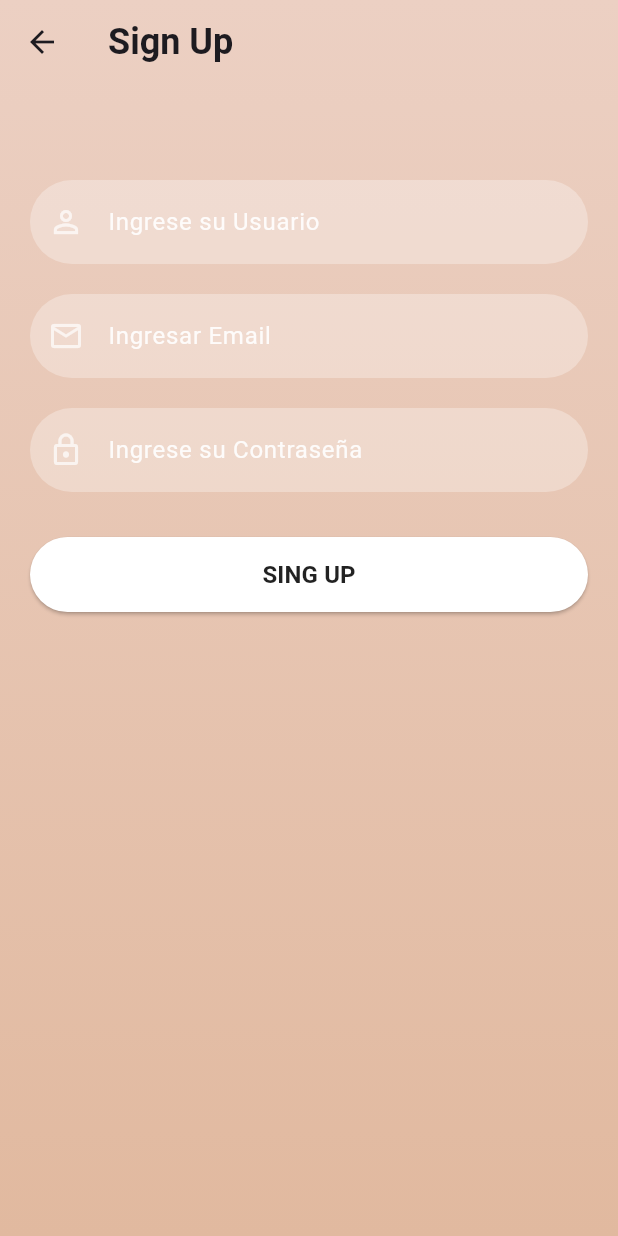
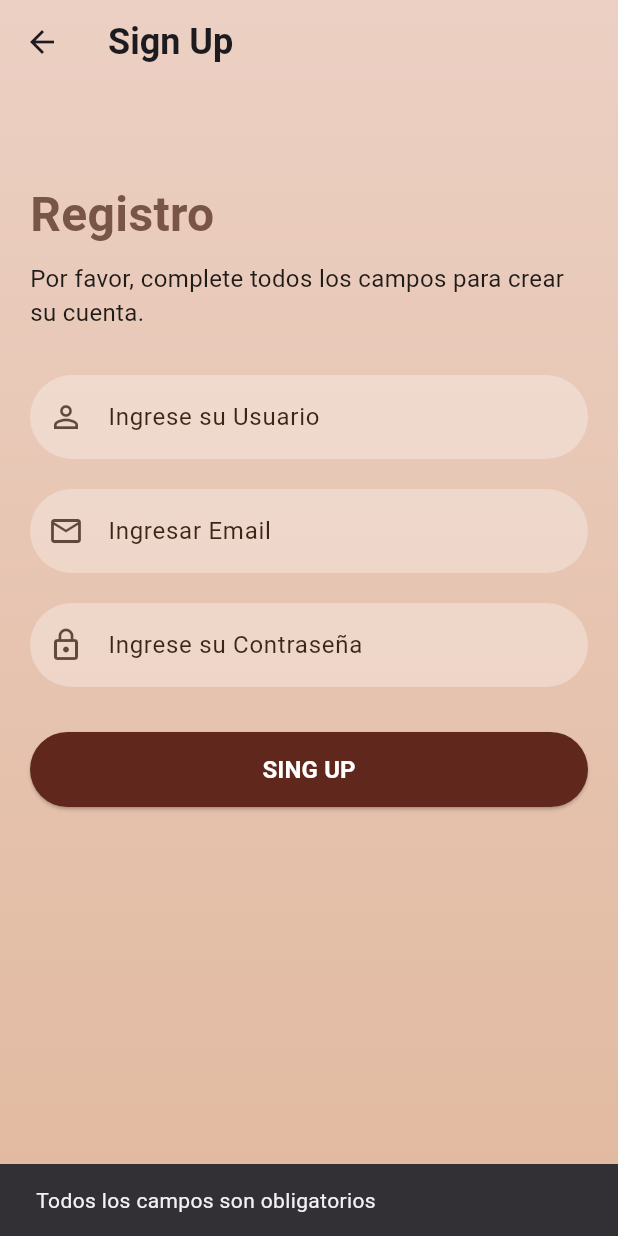
Before and after one commit to KevinValladares06/ProyectoMovil_Coffee504, a Flutter app: the SignUpScreen screen opened directly, after a tap on "SING UP", on a phone screen of 412 x 824 dp. Run offline on Flutter 3.47's test engine with Material 3 defaults, Android fonts, the phone set to English and light mode, and no system bars; our stand-ins replace firebase_auth, firebase_core; accounts and stored records are empty; network calls fail.

Commit message:
feat:Inicio, Login, Registro

```diff
--- a/lib/reusable_widgets/reusable_widgets.dart
+++ b/lib/reusable_widgets/reusable_widgets.dart
@@ -15,15 +15,19 @@ TextField reusableTextField(
     obscureText: isPasswordType,
     enableSuggestions: !isPasswordType,
     autocorrect: !isPasswordType,
-    cursorColor: Colors.white,
-    style: TextStyle(color: Colors.white.withOpacity(0.9)),
+    cursorColor: const Color.fromARGB(96, 39, 19, 0),
+    style: TextStyle(
+      color: const Color.fromARGB(96, 39, 19, 0).withOpacity(0.9),
+    ),
     decoration: InputDecoration(
-      prefixIcon: Icon(icon, color: Colors.white70),
+      prefixIcon: Icon(icon, color: const Color.fromARGB(185, 39, 19, 4)),
       labelText: text,
-      labelStyle: TextStyle(color: Colors.white.withOpacity(0.9)),
+      labelStyle: TextStyle(
+        color: const Color.fromARGB(96, 39, 19, 1).withOpacity(0.9),
+      ),
       filled: true,
       floatingLabelBehavior: FloatingLabelBehavior.never,
-      fillColor: Colors.white.withOpacity(0.3),
+      fillColor: const Color.fromARGB(255, 255, 255, 255).withOpacity(0.3),
       border: OutlineInputBorder(
         borderRadius: BorderRadius.circular(30.0),
         borderSide: const BorderSide(width: 0, style: BorderStyle.none),
@@ -53,7 +57,7 @@ Container signInSignUpButton(
       child: Text(
         isLogin ? 'LOG IN' : 'SING UP',
         style: const TextStyle(
-          color: Colors.black87,
+          color: Colors.white,
           fontWeight: FontWeight.bold,
           fontSize: 16,
         ),
@@ -61,9 +65,9 @@ Container signInSignUpButton(
       style: ButtonStyle(
         backgroundColor: MaterialStateProperty.resolveWith((states) {
           if (states.contains(MaterialState.pressed)) {
-            return Colors.black26;
+            return const Color.fromARGB(181, 255, 211, 150);
           }
-          return Colors.white;
+          return const Color.fromARGB(255, 96, 39, 29);
         }),
         shape: MaterialStateProperty.all<RoundedRectangleBorder>(
           RoundedRectangleBorder(borderRadius: BorderRadius.circular(30)),
--- a/lib/screens/signin_screen.dart
+++ b/lib/screens/signin_screen.dart
@@ -19,6 +19,15 @@ class _SignInScreenState extends State<SignInScreen> {
   @override
   Widget build(BuildContext context) {
     return Scaffold(
+      extendBodyBehindAppBar: true,
+      appBar: AppBar(
+        backgroundColor: Colors.transparent,
+        elevation: 0,
+        title: const Text(
+          "Home",
+          style: TextStyle(fontSize: 24, fontWeight: FontWeight.bold),
+        ),
+      ),
       body: Container(
         width: MediaQuery.of(context).size.width,
         height: MediaQuery.of(context).size.height,
@@ -94,7 +103,7 @@ class _SignInScreenState extends State<SignInScreen> {
       children: [
         const Text(
           "No tienes una Cuenta?",
-          style: TextStyle(color: Colors.white70),
+          style: TextStyle(color: Color.fromARGB(255, 88, 53, 47)),
         ),
         GestureDetector(
           onTap: () {
@@ -105,7 +114,10 @@ class _SignInScreenState extends State<SignInScreen> {
           },
           child: const Text(
             " Sign Up",
-            style: TextStyle(color: Colors.white, fontWeight: FontWeight.bold),
+            style: TextStyle(
+              color: Color.fromARGB(255, 73, 26, 17),
+              fontWeight: FontWeight.bold,
+            ),
           ),
         ),
       ],
--- a/lib/screens/signup_screen.dart
+++ b/lib/screens/signup_screen.dart
@@ -36,7 +36,6 @@ class _SignUpScreenState extends State<SignUpScreen> {
             colors: [
               hexStringToColor("ecd0c3"), // Marrón café suave
               hexStringToColor("e1b99f"), // Beige cremoso
-              //hexStringToColor("60271d"), // Caramelo tostado
             ],
             begin: Alignment.topCenter,
             end: Alignment.bottomCenter,
@@ -44,9 +43,24 @@ class _SignUpScreenState extends State<SignUpScreen> {
         ),
         child: SingleChildScrollView(
           child: Padding(
-            padding: EdgeInsets.fromLTRB(20, 120, 20, 0),
+            padding: const EdgeInsets.fromLTRB(20, 120, 20, 0),
             child: Column(
+              crossAxisAlignment: CrossAxisAlignment.start,
               children: <Widget>[
+                const Text(
+                  "Registro",
+                  style: TextStyle(
+                    fontSize: 32,
+                    fontWeight: FontWeight.bold,
+                    color: Colors.brown,
+                  ),
+                ),
+                const SizedBox(height: 8),
+                const Text(
+                  "Por favor, complete todos los campos para crear su cuenta.",
+                  style: TextStyle(fontSize: 16, color: Colors.black87),
+                ),
+                const SizedBox(height: 30),
                 reusableTextField(
                   "Ingrese su Usuario",
                   Icons.person_outline,
@@ -60,29 +74,42 @@ class _SignUpScreenState extends State<SignUpScreen> {
                   false,
                   _emailTextController,
                 ),
-                SizedBox(height: 20),
+                const SizedBox(height: 20),
                 reusableTextField(
                   "Ingrese su Contraseña",
                   Icons.lock_outline,
                   true,
                   _passwordTextController,
                 ),
-                SizedBox(height: 20),
+                const SizedBox(height: 20),
                 signInSignUpButton(context, false, () {
+                  if (_userNameTextController.text.isEmpty ||
+                      _emailTextController.text.isEmpty ||
+                      _passwordTextController.text.isEmpty) {
+                    ScaffoldMessenger.of(context).showSnackBar(
+                      const SnackBar(
+                        content: Text('Todos los campos son obligatorios'),
+                      ),
+                    );
+                    return;
+                  }
+
                   FirebaseAuth.instance
                       .createUserWithEmailAndPassword(
                         email: _emailTextController.text,
                         password: _passwordTextController.text,
                       )
                       .then((value) {
-                        print("Feliciades Cuenta Creada");
+                        print("Felicidades, cuenta creada");
                         Navigator.push(
                           context,
                           MaterialPageRoute(builder: (context) => HomeScreen()),
                         );
                       })
                       .onError((error, stackTrace) {
-                        print("Error ${error.toString()}");
+                        ScaffoldMessenger.of(context).showSnackBar(
+                          SnackBar(content: Text("Error: ${error.toString()}")),
+                        );
                       });
                 }),
               ],
--- a/lib/screens/welcome_screen.dart
+++ b/lib/screens/welcome_screen.dart
@@ -44,7 +44,7 @@ class _bienvenida extends State<Bienvenida> {
             Padding(padding: EdgeInsets.all(5.0)),
 
             ElevatedButton(
-              child: Text("Unete", style: TextStyle(color: Colors.white)),
+              child: Text("Acerca de", style: TextStyle(color: Colors.white)),
               onPressed: () {
                 Navigator.push(
                   context,
```
